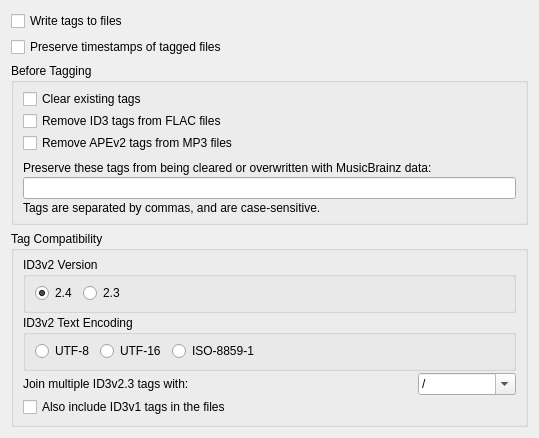
This is ui/options_tags.ui in metabrainz/picard as Qt 5 draws it before an edit. The edited form follows.
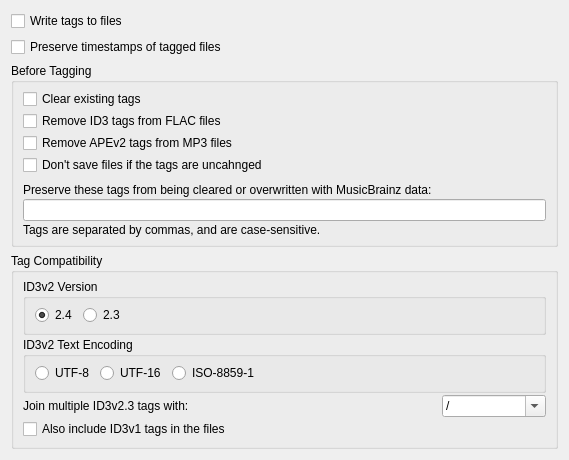
This is the edited form.

Commit message: Add ui options for dont save file on unchanged tags

Diff of the .ui file:
```diff
--- a/ui/options_tags.ui
+++ b/ui/options_tags.ui
@@ -6,8 +6,8 @@
    <rect>
     <x>0</x>
     <y>0</y>
-    <width>539</width>
-    <height>425</height>
+    <width>569</width>
+    <height>458</height>
    </rect>
   </property>
   <layout class="QVBoxLayout">
@@ -61,6 +61,13 @@
         </property>
        </widget>
       </item>
+      <item>
+       <widget class="QCheckBox" name="dont_save_on_unchanged">
+        <property name="text">
+         <string>Don't save files if the tags are uncahnged</string>
+        </property>
+       </widget>
+      </item>
       <item>
        <spacer name="verticalSpacer">
         <property name="orientation">
```
The commit also changes 1 other file.
